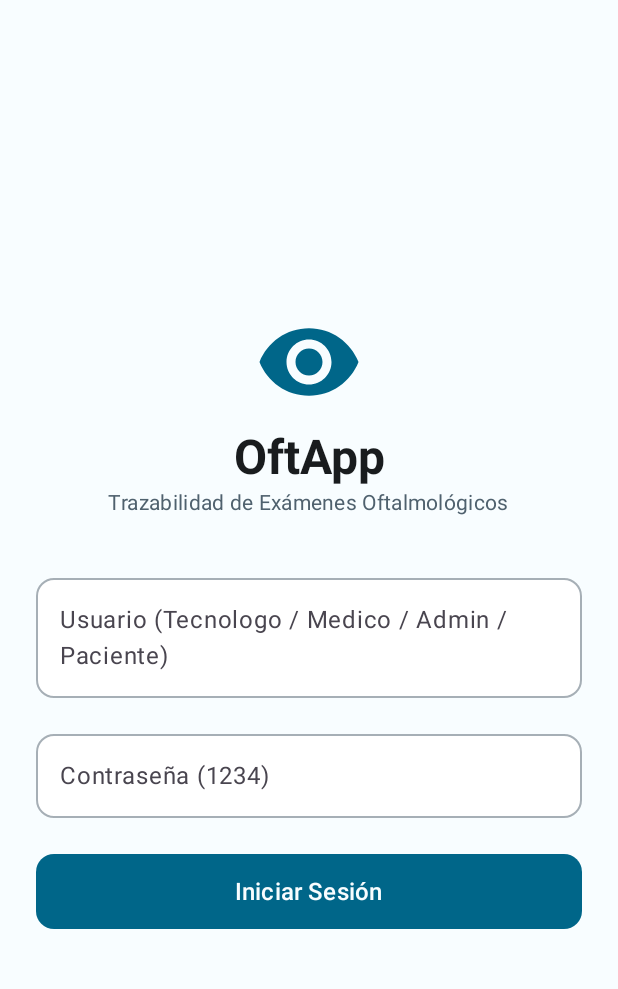
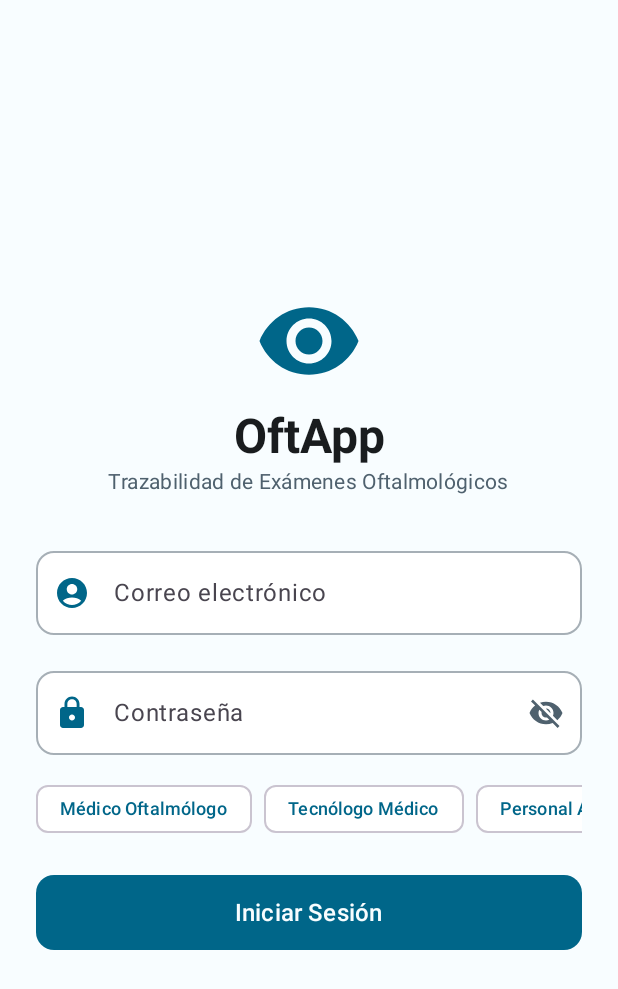
Before and after one commit to Sebadlpc/OftAPP, an Android app built with Jetpack Compose: the screen it shows after launch (MainActivity), on a phone screen of 412 x 824 dp. Shown: the top 989 px of the screen. Run offline under Robolectric (Android 15) with nearby library versions, the phone set to English and light mode, and no system bars; our stand-ins replace Room's generated code; libraries missing offline, so code that uses them is left out: dev.insforge, dev.insforge.auth.

Commit message:
feat(auth): integrar login con Insforge usando BuildConfig y local.properties

```diff
--- a/app/src/main/AndroidManifest.xml
+++ b/app/src/main/AndroidManifest.xml
@@ -1,6 +1,8 @@
 <?xml version="1.0" encoding="utf-8"?>
 <manifest xmlns:android="http://schemas.android.com/apk/res/android"
     xmlns:tools="http://schemas.android.com/tools">
+
+    <uses-permission android:name="android.permission.INTERNET" />
 
     <application
         android:allowBackup="true"
--- a/app/src/main/java/com/example/oftapp/ui/screens/LoginScreen.kt
+++ b/app/src/main/java/com/example/oftapp/ui/screens/LoginScreen.kt
@@ -1,22 +1,32 @@
 package com.example.oftapp.ui.screens
 
+import androidx.compose.foundation.horizontalScroll
 import androidx.compose.foundation.layout.*
 import androidx.compose.foundation.rememberScrollState
 import androidx.compose.foundation.shape.RoundedCornerShape
+import androidx.compose.foundation.text.KeyboardActions
+import androidx.compose.foundation.text.KeyboardOptions
 import androidx.compose.foundation.verticalScroll
 import androidx.compose.material.icons.Icons
+import androidx.compose.material.icons.filled.AccountCircle
+import androidx.compose.material.icons.filled.Lock
 import androidx.compose.material.icons.filled.Visibility
+import androidx.compose.material.icons.filled.VisibilityOff
 import androidx.compose.material3.*
 import androidx.compose.runtime.*
+import androidx.compose.runtime.saveable.rememberSaveable
 import androidx.compose.ui.Alignment
 import androidx.compose.ui.Modifier
 import androidx.compose.ui.graphics.Color
+import androidx.compose.ui.platform.LocalFocusManager
 import androidx.compose.ui.text.font.FontWeight
+import androidx.compose.ui.text.input.ImeAction
+import androidx.compose.ui.text.input.KeyboardType
 import androidx.compose.ui.text.input.PasswordVisualTransformation
+import androidx.compose.ui.text.input.VisualTransformation
 import androidx.compose.ui.unit.dp
 import androidx.compose.ui.unit.sp
 import androidx.lifecycle.viewmodel.compose.viewModel
-import androidx.compose.runtime.saveable.rememberSaveable
 import com.example.oftapp.ui.theme.AzulClinico
 import com.example.oftapp.ui.theme.BlancoClinico
 import com.example.oftapp.ui.theme.GrisAzulado
@@ -30,8 +40,9 @@ fun LoginScreen(
     onLoginSuccess: (String) -> Unit
 ) {
     val uiState by viewModel.uiState.collectAsState()
-    var password by rememberSaveable { mutableStateOf("") }
+    var passwordVisible by rememberSaveable { mutableStateOf(false) }
     val scrollState = rememberScrollState()
+    val focusManager = LocalFocusManager.current
 
     // Al autenticarse correctamente, navegar hacia la ruta Dashboard
     LaunchedEffect(uiState.isAuthenticated) {
@@ -75,14 +86,26 @@ fun LoginScreen(
                 color = GrisAzulado
             )
 
-            Spacer(modifier = Modifier.height(32.dp))
+            Spacer(modifier = Modifier.height(28.dp))
 
             // Campo de Usuario / Correo
             OutlinedTextField(
                 value = uiState.email,
                 onValueChange = { viewModel.onEmailChange(it) },
-                label = { Text("Usuario (Tecnologo / Medico / Admin / Paciente)") },
+                label = { Text("Correo electrónico") },
+                placeholder = { Text("ej. medico@oftapp.cl") },
                 singleLine = true,
+                leadingIcon = {
+                    Icon(
+                        imageVector = Icons.Default.AccountCircle,
+                        contentDescription = "Usuario o Correo",
+                        tint = AzulClinico
+                    )
+                },
+                keyboardOptions = KeyboardOptions(
+                    keyboardType = KeyboardType.Email,
+                    imeAction = ImeAction.Next
+                ),
                 modifier = Modifier.fillMaxWidth(),
                 shape = RoundedCornerShape(12.dp),
                 colors = OutlinedTextFieldDefaults.colors(
@@ -100,11 +123,35 @@ fun LoginScreen(
 
             // Campo de Contraseña
             OutlinedTextField(
-                value = password,
-                onValueChange = { password = it },
-                label = { Text("Contraseña (1234)") },
-                visualTransformation = PasswordVisualTransformation(),
+                value = uiState.password,
+                onValueChange = { viewModel.onPasswordChange(it) },
+                label = { Text("Contraseña") },
                 singleLine = true,
+                visualTransformation = if (passwordVisible) VisualTransformation.None else PasswordVisualTransformation(),
+                leadingIcon = {
+                    Icon(
+                        imageVector = Icons.Default.Lock,
+                        contentDescription = "Contraseña",
+                        tint = AzulClinico
+                    )
+                },
+                trailingIcon = {
+                    val image = if (passwordVisible) Icons.Default.Visibility else Icons.Default.VisibilityOff
+                    val description = if (passwordVisible) "Ocultar contraseña" else "Mostrar contraseña"
+                    IconButton(onClick = { passwordVisible = !passwordVisible }) {
+                        Icon(imageVector = image, contentDescription = description, tint = GrisAzulado)
+                    }
+                },
+                keyboardOptions = KeyboardOptions(
+                    keyboardType = KeyboardType.Password,
+                    imeAction = ImeAction.Done
+                ),
+                keyboardActions = KeyboardActions(
+                    onDone = {
+                        focusManager.clearFocus()
+                        viewModel.loginWithInsforge()
+                    }
+                ),
                 modifier = Modifier.fillMaxWidth(),
                 shape = RoundedCornerShape(12.dp),
                 colors = OutlinedTextFieldDefaults.colors(
@@ -118,7 +165,36 @@ fun LoginScreen(
                 )
             )
 
-            // Mensaje de Error
+            // Accesos rápidos para roles clínicos y autenticación con Insforge
+            Spacer(modifier = Modifier.height(12.dp))
+            Row(
+                modifier = Modifier
+                    .fillMaxWidth()
+                    .horizontalScroll(rememberScrollState()),
+                horizontalArrangement = Arrangement.spacedBy(8.dp)
+            ) {
+                listOf(
+                    Triple("Médico Oftalmólogo", "medico@oftapp.cl", "OftApp2026!"),
+                    Triple("Tecnólogo Médico", "tecnologo@oftapp.cl", "OftApp2026!"),
+                    Triple("Personal Administrativo", "admin@oftapp.cl", "OftApp2026!"),
+                    Triple("Paciente", "paciente@oftapp.cl", "OftApp2026!")
+                ).forEach { (roleLabel, email, password) ->
+                    AssistChip(
+                        onClick = {
+                            viewModel.onEmailChange(email)
+                            viewModel.onPasswordChange(password)
+                            viewModel.onRoleSelect(roleLabel)
+                        },
+                        label = { Text(roleLabel, fontSize = 12.sp) },
+                        colors = AssistChipDefaults.assistChipColors(
+                            containerColor = Color.White,
+                            labelColor = AzulClinico
+                        )
+                    )
+                }
+            }
+
+            // Mensaje de Error / Configuración
             if (uiState.errorMessage != null) {
                 Spacer(modifier = Modifier.height(10.dp))
                 Text(
@@ -129,11 +205,14 @@ fun LoginScreen(
                 )
             }
 
-            Spacer(modifier = Modifier.height(24.dp))
+            Spacer(modifier = Modifier.height(20.dp))
 
             // Botón de Inicio de Sesión
             Button(
-                onClick = { viewModel.login(password) },
+                onClick = {
+                    focusManager.clearFocus()
+                    viewModel.loginWithInsforge()
+                },
                 enabled = !uiState.isLoading,
                 colors = ButtonDefaults.buttonColors(
                     containerColor = AzulClinico,
--- a/app/src/main/java/com/example/oftapp/ui/viewmodel/LoginUiState.kt
+++ b/app/src/main/java/com/example/oftapp/ui/viewmodel/LoginUiState.kt
@@ -4,17 +4,23 @@ package com.example.oftapp.ui.viewmodel
  * Estado inmutable de la interfaz de usuario para la pantalla de inicio de sesión.
  *
  * @property email Correo o nombre de usuario ingresado.
- * @property selectedRole Rol clínico seleccionado (Médico, Tecnólogo, Paciente, Admin).
- * @property isAuthenticated Estado de autenticación del usuario.
- * @property errorMessage Mensaje de error en caso de fallo de autenticación.
+ * @property password Contraseña ingresada para la autenticación.
  * @property isLoading Indicador de proceso de inicio de sesión en ejecución.
- * @property userName Nombre de usuario o paciente asignado tras autenticarse.
+ * @property isAuthenticated Estado de autenticación del usuario con Insforge.
+ * @property errorMessage Mensaje de error en caso de fallo de autenticación o falta de configuración.
+ * @property userName Nombre del usuario obtenido de la sesión autenticada.
+ * @property selectedRole Rol clínico visible (Médico Oftalmólogo, Tecnólogo Médico, Personal Administrativo, Paciente).
+ * @property userRole Código de rol asignado (MEDICO, TECNOLOGO, ADMIN, PACIENTE).
+ * @property sessionToken Token de autenticación retornado por el servicio de autenticación de Insforge.
  */
 data class LoginUiState(
     val email: String = "",
-    val selectedRole: String = "Tecnólogo Médico",
+    val password: String = "",
+    val isLoading: Boolean = false,
     val isAuthenticated: Boolean = false,
     val errorMessage: String? = null,
-    val isLoading: Boolean = false,
-    val userName: String = ""
+    val userName: String = "",
+    val selectedRole: String = "Tecnólogo Médico",
+    val userRole: String = "TECNOLOGO",
+    val sessionToken: String? = null
 )
--- a/gradle/libs.versions.toml
+++ b/gradle/libs.versions.toml
@@ -10,6 +10,7 @@ kotlin = "2.2.10"
 composeBom = "2026.02.01"
 ksp = "2.2.10-2.0.2"
 room = "2.6.1"
+insforge = "0.1.7"
 
 [libraries]
 androidx-core-ktx = { group = "androidx.core", name = "core-ktx", version.ref = "coreKtx" }
@@ -29,6 +30,7 @@ androidx-compose-material3 = { group = "androidx.compose.material3", name = "mat
 room-runtime = { group = "androidx.room", name = "room-runtime", version.ref = "room" }
 room-ktx = { group = "androidx.room", name = "room-ktx", version.ref = "room" }
 room-compiler = { group = "androidx.room", name = "room-compiler", version.ref = "room" }
+insforge-kotlin = { group = "dev.insforge", name = "insforge-kotlin", version.ref = "insforge" }
 
 [plugins]
 android-application = { id = "com.android.application", version.ref = "agp" }
```
Also changed, not shown: app/build.gradle.kts (+16 -0 lines), app/src/main/java/com/example/oftapp/data/remote/InsforgeClientProvider.kt (added, +38 -0 lines), app/src/main/java/com/example/oftapp/ui/viewmodel/LoginViewModel.kt (+167 -21 lines), 3 other files.
